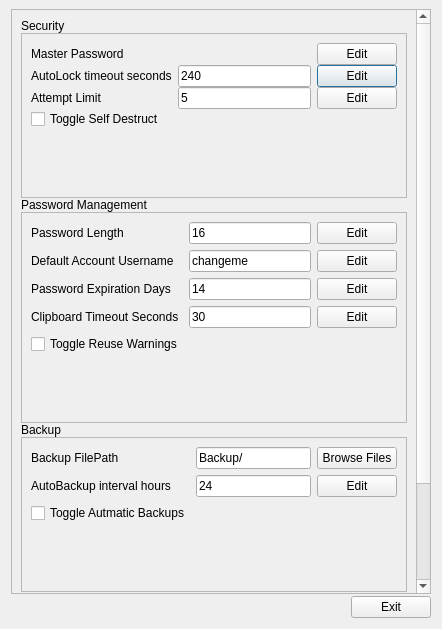
Above: src/gui/GUI/settingsdialog.ui from kamerado/USB-Password-Manager before the change. Below: the same form after it.
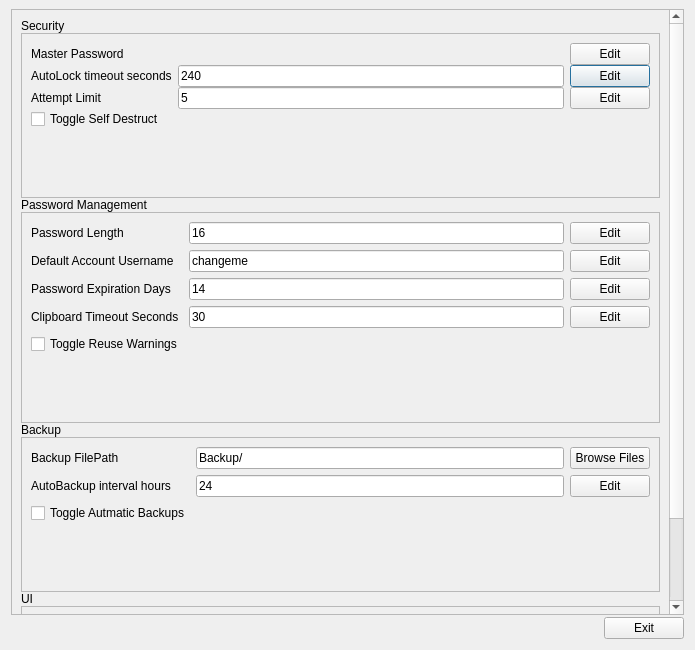
That is the form after the change.

```diff
--- a/src/gui/GUI/settingsdialog.ui
+++ b/src/gui/GUI/settingsdialog.ui
@@ -6,8 +6,8 @@
    <rect>
     <x>0</x>
     <y>0</y>
-    <width>442</width>
-    <height>629</height>
+    <width>695</width>
+    <height>650</height>
    </rect>
   </property>
   <property name="sizePolicy">
@@ -78,8 +78,8 @@
        <rect>
         <x>0</x>
         <y>0</y>
-        <width>422</width>
-        <height>581</height>
+        <width>675</width>
+        <height>602</height>
        </rect>
       </property>
       <property name="minimumSize">
@@ -133,7 +133,7 @@
            <rect>
             <x>0</x>
             <y>0</y>
-            <width>388</width>
+            <width>641</width>
             <height>171</height>
            </rect>
           </property>
@@ -276,7 +276,7 @@
            <rect>
             <x>0</x>
             <y>0</y>
-            <width>388</width>
+            <width>641</width>
             <height>225</height>
            </rect>
           </property>
@@ -450,7 +450,7 @@
            <rect>
             <x>0</x>
             <y>0</y>
-            <width>388</width>
+            <width>641</width>
             <height>165</height>
            </rect>
           </property>
@@ -564,8 +564,8 @@
            <rect>
             <x>0</x>
             <y>0</y>
-            <width>388</width>
-            <height>105</height>
+            <width>655</width>
+            <height>111</height>
            </rect>
           </property>
           <layout class="QGridLayout" name="gridLayout_9">
```
